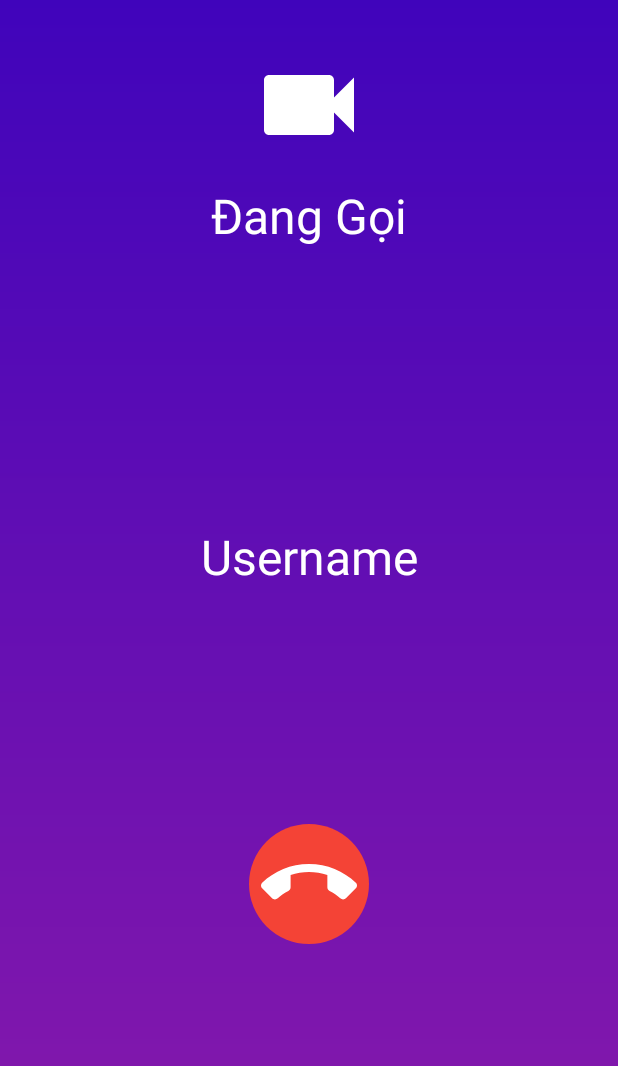
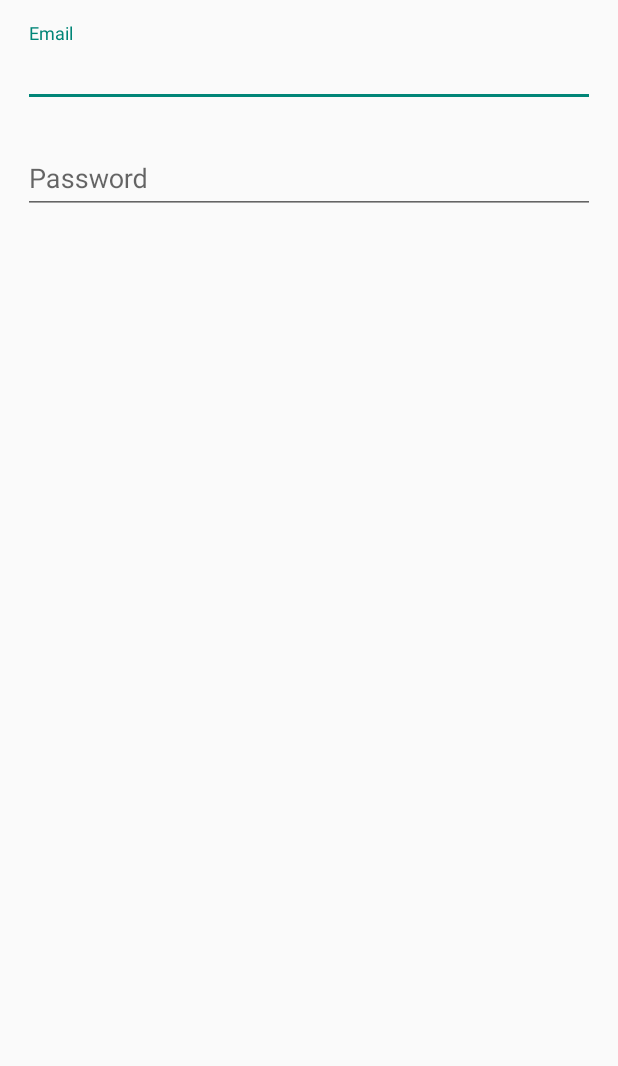
Before and after one commit to TonyHuynhChau/HutechChat, an Android app: the Outcoming screen opened directly, with no data from a screen before it, on a phone screen of 412 x 824 dp. Shown: the top 1066 px of the screen. Run offline under Robolectric (Android 15) with nearby library versions, the phone set to English and light mode, and no system bars; our stand-ins replace CircleImageView, Firebase (no records; nobody signed in at launch, a user with empty details on screens opened directly), Picasso; pictures from the network do not load.

Commit message:
Zoom Video Call 1

```diff
--- a/app/src/main/AndroidManifest.xml
+++ b/app/src/main/AndroidManifest.xml
@@ -10,7 +10,6 @@
     <uses-permission android:name="android.permission.ACCESS_WIFI_STATE" />
     <uses-permission android:name="android.permission.ACCESS_NETWORK_STATE" />
     <uses-permission android:name="android.permission.BLUETOOTH" />
-    <uses-permission android:name="android.permission.INTERNET" />
     <uses-permission android:name="android.permission.BROADCAST_STICKY" />
     <uses-permission android:name="android.permission.READ_PHONE_STATE" />
 
@@ -21,8 +20,8 @@
         android:roundIcon="@mipmap/ic_launcher_round"
         android:supportsRtl="true"
         android:theme="@style/Theme.FirebaseAppChat"
-        android:usesCleartextTraffic="true"
-        tools:targetApi="m">
+        tools:targetApi="m"
+        tools:replace="android:allowBackup">
         <activity
             android:name=".Post.ClickPost"
             android:exported="false" />
--- a/app/src/main/java/com/example/firebaseappchat/VideoCall/Outcoming.kt
+++ b/app/src/main/java/com/example/firebaseappchat/VideoCall/Outcoming.kt
@@ -31,184 +31,13 @@ import java.util.*
 import kotlin.collections.HashMap
 
 class Outcoming : AppCompatActivity() {
-    private lateinit var username: TextView
-    private lateinit var btnCancell: ImageView
-    private lateinit var btnAccept: ImageView
-    private lateinit var avatar: CircleImageView
-    private lateinit var mediaPlayer: MediaPlayer
 
-    var toUser: SignUpActivity.getUser? = null
-
-    private lateinit var ocuRef: DatabaseReference
-
-    private lateinit var reciverUid: String
-
-    private lateinit var senderUid: String
-
-    private lateinit var callingUid: String
-
-    private lateinit var ringingUid: String
-
-    private lateinit var checker: String
 
     override fun onCreate(savedInstanceState: Bundle?) {
         super.onCreate(savedInstanceState)
         setContentView(R.layout.activity_outcoming)
-        toUser = intent.getParcelableExtra(VideoChatActivity.USER_KEY)
 
-        reciverUid = toUser?.uid.toString()
-        senderUid = FirebaseAuth.getInstance().currentUser?.uid.toString()
-
-        username= findViewById(R.id.txtUsername_incomingCall)
-        avatar = findViewById(R.id.img_userIncomingCall)
-        btnCancell = findViewById(R.id.btn_rejectcall)
-        btnAccept = findViewById(R.id.btn_accpetcall)
-
-        ocuRef = FirebaseDatabase.getInstance().getReference("/user-call/$senderUid/$reciverUid")
-        mediaPlayer = MediaPlayer.create(this, R.raw.ringing)
+    }
 
 
-        checker = "clicked"
-
-        if (toUser != null) {
-            username.text = toUser!!.name
-            Picasso.get().load(toUser!!.Urlphoto).into(avatar)
-        }
-
-        btnCancell.setOnClickListener(){
-            mediaPlayer.stop()
-            checker = "clicked"
-            cancelCalling()
-        }
-
-        btnAccept.setOnClickListener {
-            mediaPlayer.stop()
-
-            val callPickUp: HashMap<String, Any> = HashMap()
-
-            callPickUp["picked"] = "picked"
-
-            ocuRef.child(senderUid).child("ringing").updateChildren(callPickUp)
-                .addOnCompleteListener {
-                    startActivity(Intent(this@Outcoming,IncomingCall::class.java))
-                }
-        }
-    }
-
-    override fun onStart() {
-        super.onStart()
-
-        mediaPlayer.start()
-
-        val callingInfo: HashMap<String, Any> = HashMap()
-
-        callingInfo["calling"] = reciverUid
-        ocuRef.setValue(callingInfo)
-
-        //Call Event
-        ocuRef.addListenerForSingleValueEvent(object : ValueEventListener{
-            override fun onDataChange(snapshot: DataSnapshot) {
-                if(checker != "clicked" && !snapshot.hasChild("calling") && !snapshot.hasChild("ringing")){
-
-                        ocuRef.child(senderUid).child("calling")
-                        .updateChildren(callingInfo as Map<String, Any>)
-                        .addOnCompleteListener {
-                                if (it.isSuccessful) {
-                                    val ringingInfo: HashMap<String, Any> = HashMap()
-
-                                    ringingInfo["ringing"] = senderUid
-
-                                    ocuRef.child(reciverUid).child("ringing")
-                                        .updateChildren(ringingInfo as Map<String, Any>)
-                                }
-                        }
-                }
-            }
-
-            override fun onCancelled(error: DatabaseError) {
-                TODO("Not yet implemented")
-            }
-
-        })
-
-        //Cancal button
-        ocuRef.addValueEventListener(object : ValueEventListener{
-            override fun onDataChange(snapshot: DataSnapshot) {
-                if (snapshot.child(senderUid).hasChild("ringing") && !snapshot.child(senderUid).hasChild("calling")){
-                    btnAccept.visibility = View.VISIBLE
-                }
-                if(snapshot.child(reciverUid).child("ringing").hasChild("picked")){
-                    mediaPlayer.stop()
-                    startActivity(Intent(this@Outcoming,IncomingCall::class.java))
-                }
-            }
-
-            override fun onCancelled(error: DatabaseError) {
-
-            }
-
-        })
-    }
-
-    private fun cancelCalling() {
-        //Sender
-        ocuRef.child(senderUid)
-            .child("calling")
-            .addListenerForSingleValueEvent(object : ValueEventListener{
-                override fun onDataChange(snapshot: DataSnapshot) {
-                    if(snapshot.exists() && snapshot.hasChild("calling")) {
-                        callingUid = snapshot.child("calling").value.toString()
-
-                        ocuRef.child(callingUid)
-                            .child("ringing")
-                            .removeValue()
-                            .addOnCompleteListener {
-                            if (it.isSuccessful){
-                                ocuRef.child(senderUid).child("calling").removeValue().addOnCompleteListener {
-                                startActivity(Intent(this@Outcoming, IncomingCall::class.java))
-                                finish()
-                            }
-                        }
-                    }
-                }
-                else{
-                    startActivity(Intent(this@Outcoming, MainActivity::class.java))
-                    finish()
-                }
-            }
-
-            override fun onCancelled(error: DatabaseError) {
-                TODO("Not yet implemented")
-            }
-
-        })
-
-        //Reciveder
-        ocuRef.child(senderUid).child("ringing").addListenerForSingleValueEvent(object : ValueEventListener{
-            override fun onDataChange(snapshot: DataSnapshot) {
-                if(snapshot.exists() && snapshot.hasChild("ringing")) {
-                    callingUid = snapshot.child("ringing").value.toString()
-
-                    ocuRef.child(ringingUid).child("calling").removeValue().addOnCompleteListener {
-                        if (it.isSuccessful){
-                            ocuRef.child(senderUid).child("ringing").removeValue().addOnCompleteListener {
-                                startActivity(Intent(this@Outcoming, IncomingCall::class.java))
-                                finish()
-                            }
-                        }
-                    }
-                }
-                else{
-                    startActivity(Intent(this@Outcoming, MainActivity::class.java))
-                    finish()
-                }
-            }
-
-            override fun onCancelled(error: DatabaseError) {
-                TODO("Not yet implemented")
-            }
-
-        })
-    }
-
 }
--- a/app/src/main/res/layout/activity_outcoming.xml
+++ b/app/src/main/res/layout/activity_outcoming.xml
@@ -4,94 +4,34 @@
     xmlns:tools="http://schemas.android.com/tools"
     android:layout_width="match_parent"
     android:layout_height="match_parent"
-    android:background="@drawable/background_meeting_invention"
     tools:context="VideoCall.Outcoming">
 
-    <ImageView
-        android:id="@+id/img_Incomingcall"
-        android:layout_width="80dp"
-        android:layout_height="80dp"
-        android:layout_marginTop="30dp"
-        android:src="@drawable/ic_baseline_videocam_24"
-        app:layout_constraintEnd_toEndOf="parent"
-        app:layout_constraintStart_toStartOf="parent"
-        app:layout_constraintTop_toTopOf="parent" />
-
-    <TextView
-        android:id="@+id/txt_Incomingcall"
+    <com.google.android.material.textfield.TextInputLayout
+        android:id="@+id/email_layout"
         android:layout_width="match_parent"
         android:layout_height="wrap_content"
-        android:layout_marginTop="16dp"
-        android:gravity="center"
-        android:includeFontPadding="false"
-        android:text="Đang Gọi"
-        android:textColor="@color/white"
-        android:textSize="32dp"
-        app:layout_constraintTop_toBottomOf="@+id/img_Incomingcall"
-        tools:layout_editor_absoluteX="0dp" />
+        android:layout_margin="15dp"
+        android:layout_marginBottom="0dp"
+        app:layout_constraintTop_toTopOf="parent">
+        <com.google.android.material.textfield.TextInputEditText
+            android:id="@+id/email_input"
+            android:layout_width="match_parent"
+            android:layout_height="wrap_content"
+            android:hint="Email"/>
+    </com.google.android.material.textfield.TextInputLayout>
 
-    <LinearLayout
-        android:id="@+id/linearLayout3"
+    <com.google.android.material.textfield.TextInputLayout
+        android:id="@+id/pw_layout"
         android:layout_width="match_parent"
         android:layout_height="wrap_content"
-        android:layout_marginTop="24dp"
-        android:gravity="center"
-        android:orientation="vertical"
-        app:layout_constraintEnd_toEndOf="parent"
-        app:layout_constraintStart_toStartOf="parent"
-        app:layout_constraintTop_toBottomOf="@+id/txt_Incomingcall">
-
-
-        <de.hdodenhof.circleimageview.CircleImageView
-            android:id="@+id/img_userIncomingCall"
-            android:layout_width="150dp"
-            android:layout_height="150dp"
-            android:layout_gravity="center" />
-
-        <TextView
-            android:id="@+id/txtUsername_incomingCall"
+        android:layout_margin="15dp"
+        app:layout_constraintTop_toBottomOf="@id/email_layout">
+        <com.google.android.material.textfield.TextInputEditText
+            android:id="@+id/pw_input"
             android:layout_width="match_parent"
             android:layout_height="wrap_content"
-            android:layout_marginTop="15dp"
-            android:gravity="center"
-            android:includeFontPadding="false"
-            android:text="Username"
-            android:textColor="@color/white"
-            android:textSize="32dp" />
+            android:inputType="textPassword"
+            android:hint="Password"/>
+    </com.google.android.material.textfield.TextInputLayout>
 
-    </LinearLayout>
-
-    <LinearLayout
-        android:layout_width="match_parent"
-        android:layout_height="wrap_content"
-        android:layout_marginTop="124dp"
-        android:orientation="horizontal"
-        android:gravity="center"
-        app:layout_constraintBottom_toBottomOf="parent"
-        app:layout_constraintEnd_toEndOf="parent"
-        app:layout_constraintHorizontal_bias="0.0"
-        app:layout_constraintStart_toStartOf="parent"
-        app:layout_constraintTop_toBottomOf="@+id/linearLayout3"
-        app:layout_constraintVertical_bias="0.15">
-
-        <ImageView
-            android:id="@+id/btn_accpetcall"
-            android:layout_width="80dp"
-            android:layout_height="80dp"
-            android:layout_marginRight="70dp"
-            android:background="@drawable/background_btncall_yes"
-            android:contentDescription="@string/app_name"
-            android:padding="8dp"
-            android:src="@drawable/ic_baseline_call_end_24"
-            android:visibility="gone"/>
-
-        <ImageView
-            android:id="@+id/btn_rejectcall"
-            android:layout_width="80dp"
-            android:layout_height="80dp"
-            android:background="@drawable/background_btncall_no"
-            android:contentDescription="@string/app_name"
-            android:padding="8dp"
-            android:src="@drawable/ic_baseline_call_end_24" />
-    </LinearLayout>
 </androidx.constraintlayout.widget.ConstraintLayout>
```
Also changed, not shown: app/src/main/java/com/example/firebaseappchat/VideoCall/VideoChatActivity.kt (+143 -149 lines), app/src/main/res/layout/activity_video_chat.xml (+95 -9 lines).
